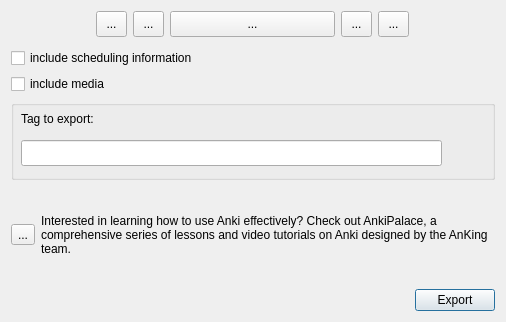
First picture: the form in designer/tag_export_dialog.ui, repository AnKing-VIP/export-tag, before the edit.
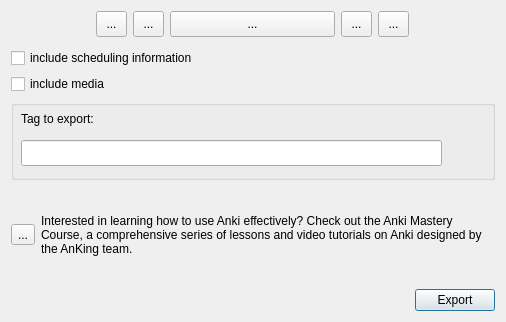
Second picture: the form after the edit. Icons and pictures are not drawn.

Commit message: Replace Anki Palace

The edit to the form file:
```diff
--- a/designer/tag_export_dialog.ui
+++ b/designer/tag_export_dialog.ui
@@ -238,7 +238,7 @@
        <item>
         <widget class="QLabel" name="label_2">
          <property name="text">
-          <string>Interested in learning how to use Anki effectively? Check out AnkiPalace, a comprehensive series of lessons and video tutorials on Anki designed by the AnKing team.</string>
+          <string>Interested in learning how to use Anki effectively? Check out the Anki Mastery Course, a comprehensive series of lessons and video tutorials on Anki designed by the AnKing team.</string>
          </property>
          <property name="wordWrap">
           <bool>true</bool>
```
Left out of the diff: 2 changed lines with no effect on the pictures. The commit also changes 5 other files.
